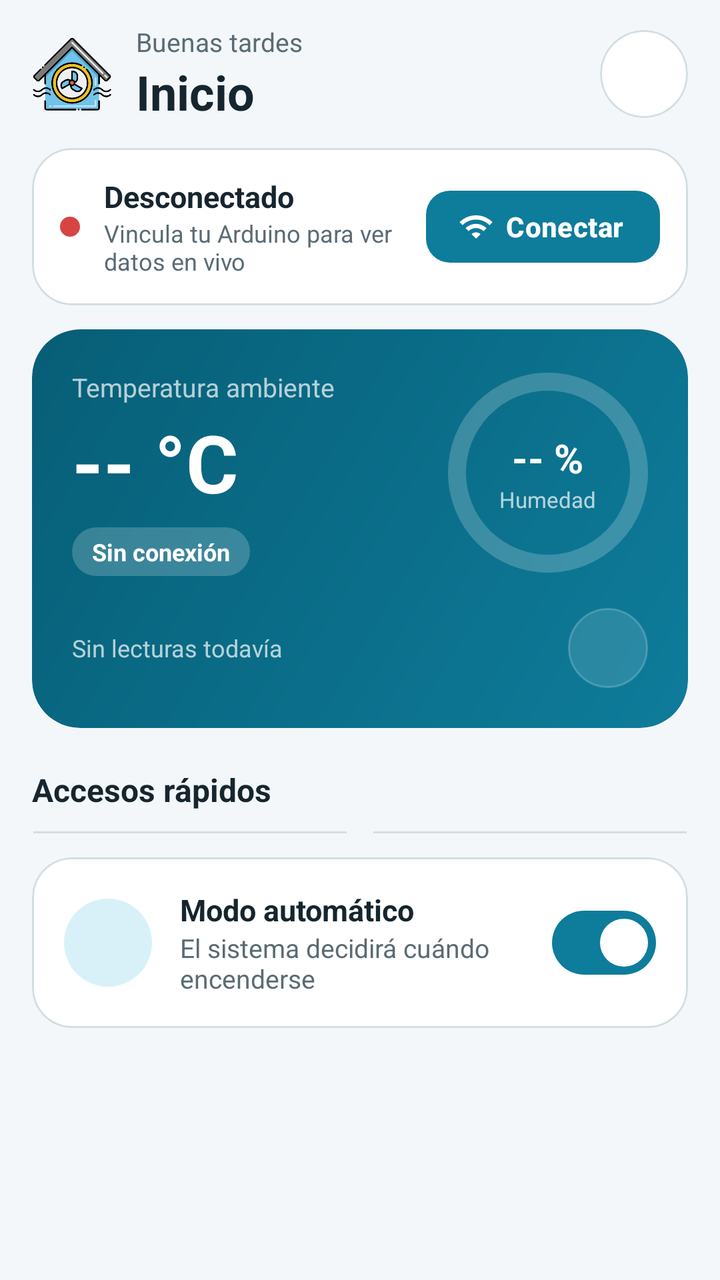
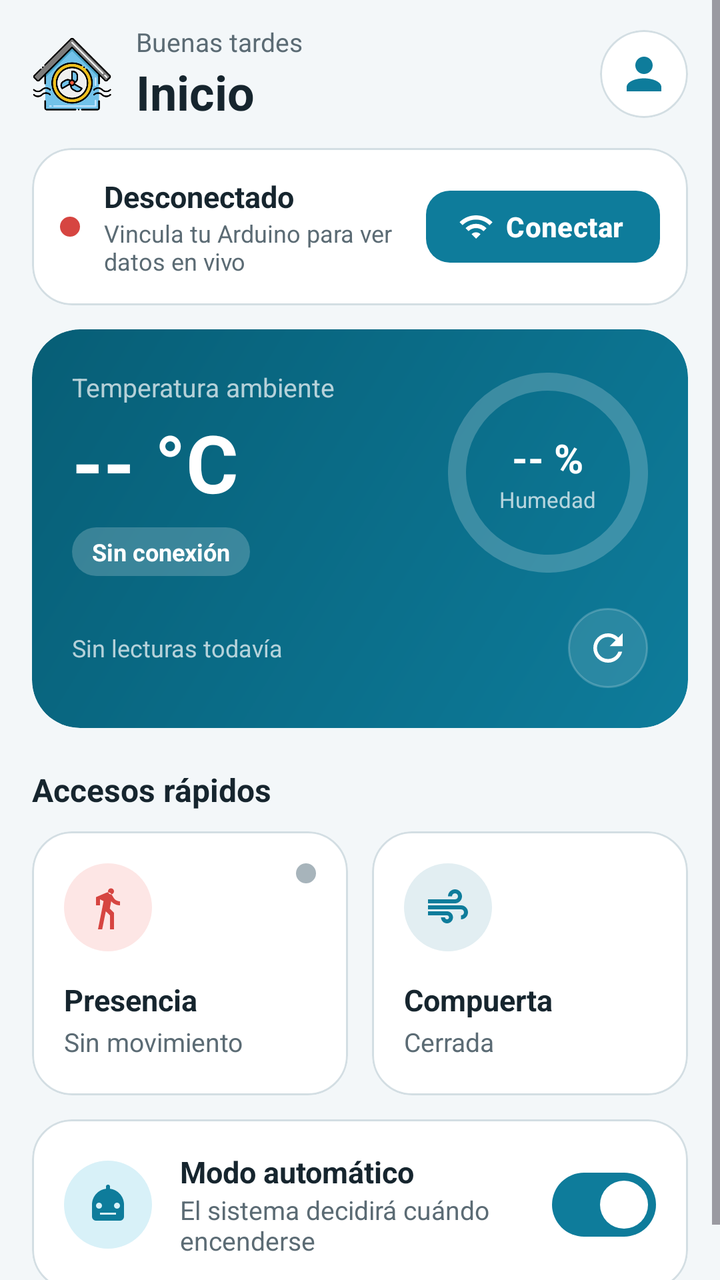

The first picture is an Android layout as it rendered before a commit; the second is the same layout after the commit. The layout source and the unified diff follow.
<!-- AndroidManifest.xml: application theme Theme.VentiladorAmbiental -->
<!-- res/layout/fragment_home.xml -->
<?xml version="1.0" encoding="utf-8"?>
<ScrollView xmlns:android="http://schemas.android.com/apk/res/android"
    xmlns:app="http://schemas.android.com/apk/res-auto"
    android:layout_width="match_parent"
    android:layout_height="match_parent"
    android:background="@color/background"
    android:clipToPadding="false"
    android:fillViewport="true">

    <LinearLayout
        android:id="@+id/contentLayout"
        android:layout_width="match_parent"
        android:layout_height="wrap_content"
        android:orientation="vertical"
        android:paddingStart="16dp"
        android:paddingEnd="16dp"
        android:paddingBottom="24dp">

        
        <LinearLayout
            android:id="@+id/headerLayout"
            android:layout_width="match_parent"
            android:layout_height="wrap_content"
            android:gravity="center_vertical"
            android:orientation="horizontal"
            android:paddingTop="12dp"
            android:paddingBottom="8dp">
            <ImageView
                android:layout_width="40dp"
                android:layout_height="40dp"
                android:layout_marginEnd="12dp"
                android:contentDescription="@string/app_name"
                android:src="@drawable/logo_ventilador" />
            <LinearLayout
                android:layout_width="0dp"
                android:layout_height="wrap_content"
                android:layout_weight="1"
                android:orientation="vertical">

                <TextView
                android:id="@+id/txtGreeting"
                    android:layout_width="wrap_content"
                    android:layout_height="wrap_content"
                    android:text="Buenas tardes"
                    android:textColor="@color/text_gray"
                    android:textSize="13sp" />

                <TextView
                    android:layout_width="wrap_content"
                    android:layout_height="wrap_content"
                    android:text="Inicio"
                    android:textColor="@color/text_dark"
                    android:textSize="24sp"
                    android:textStyle="bold" />
            </LinearLayout>

            <com.google.android.material.card.MaterialCardView
                android:id="@+id/profileAvatarCard"
                style="@style/Widget.AeroSmart.Card"
                android:layout_width="44dp"
                android:layout_height="44dp"
                android:clickable="true"
                android:focusable="true"
                android:stateListAnimator="@animator/press_scale"
                app:cardCornerRadius="22dp">

                <ImageView
                    android:layout_width="match_parent"
                    android:layout_height="match_parent"
                    android:contentDescription="Perfil"
                    android:padding="9dp"
                    android:src="@drawable/ic_profile_placeholder" />
            </com.google.android.material.card.MaterialCardView>
        </LinearLayout>

        <com.google.android.material.card.MaterialCardView
            android:id="@+id/cardConnection"
            style="@style/Widget.AeroSmart.Card"
            android:layout_width="match_parent"
            android:layout_height="wrap_content"
            android:layout_marginTop="4dp">

            <LinearLayout
                android:layout_width="match_parent"
                android:layout_height="wrap_content"
                android:gravity="center_vertical"
                android:orientation="horizontal"
                android:padding="14dp">

                <View
                    android:id="@+id/viewStatusDot"
                    android:layout_width="10dp"
                    android:layout_height="10dp"
                    android:layout_marginEnd="12dp"
                    android:background="@drawable/circle_red" />

                <LinearLayout
                    android:layout_width="0dp"
                    android:layout_height="wrap_content"
                    android:layout_marginEnd="8dp"
                    android:layout_weight="1"
                    android:orientation="vertical">

                    <TextView
                        android:id="@+id/txtStatus"
                        android:layout_width="wrap_content"
                        android:layout_height="wrap_content"
                        android:text="@string/status_disconnected"
                        android:textColor="@color/text_dark"
                        android:textSize="15sp"
                        android:textStyle="bold" />

                    <TextView
                        android:id="@+id/txtStatusHint"
                        android:layout_width="wrap_content"
                        android:layout_height="wrap_content"
                        android:text="Vincula tu Arduino para ver datos en vivo"
                        android:textColor="@color/text_gray"
                        android:textSize="12sp" />
                </LinearLayout>

                <com.google.android.material.button.MaterialButton
                    android:id="@+id/btnConnect"
                    style="@style/Widget.AeroSmart.Button.Small"
                    app:icon="@drawable/ic_wifi"
                    android:layout_width="wrap_content"
                    android:layout_height="wrap_content"
                    android:text="@string/connect" />
            </LinearLayout>
        </com.google.android.material.card.MaterialCardView>

        
        <com.google.android.material.card.MaterialCardView
            android:id="@+id/cardHero"
            android:layout_width="match_parent"
            android:layout_height="wrap_content"
            android:layout_marginTop="12dp"
            app:cardBackgroundColor="@android:color/transparent"
            app:cardCornerRadius="24dp"
            app:cardElevation="0dp"
            app:strokeWidth="0dp">

            <LinearLayout
                android:layout_width="match_parent"
                android:layout_height="wrap_content"
                android:background="@drawable/bg_hero"
                android:orientation="vertical"
                android:padding="20dp">

                <LinearLayout
                    android:layout_width="match_parent"
                    android:layout_height="wrap_content"
                    android:gravity="center_vertical"
                    android:orientation="horizontal">

                    <LinearLayout
                        android:layout_width="0dp"
                        android:layout_height="wrap_content"
                        android:layout_weight="1"
                        android:orientation="vertical">

                        <TextView
                            android:layout_width="wrap_content"
                            android:layout_height="wrap_content"
                            android:text="Temperatura ambiente"
                            android:textColor="@color/white_70"
                            android:textSize="13sp" />

                        <TextView
                            android:id="@+id/txtTemperature"
                            android:layout_width="wrap_content"
                            android:layout_height="wrap_content"
                            android:layout_marginTop="2dp"
                            android:maxLines="1"
                            android:text="@string/default_temperature"
                            android:textColor="@color/on_primary"
                            android:textSize="40sp"
                            android:textStyle="bold" />

                        <TextView
                            android:id="@+id/txtComfort"
                            android:layout_width="wrap_content"
                            android:layout_height="wrap_content"
                            android:layout_marginTop="6dp"
                            android:background="@drawable/bg_pill_glass"
                            android:paddingStart="10dp"
                            android:paddingTop="4dp"
                            android:paddingEnd="10dp"
                            android:paddingBottom="4dp"
                            android:text="Sin conexión"
                            android:textColor="@color/on_primary"
                            android:textSize="12sp"
                            android:textStyle="bold" />
                    </LinearLayout>

                    <FrameLayout
                        android:layout_width="100dp"
                        android:layout_height="100dp">

                        <com.google.android.material.progressindicator.CircularProgressIndicator
                            android:id="@+id/gaugeHumidity"
                            android:layout_width="wrap_content"
                            android:layout_height="wrap_content"
                            android:layout_gravity="center"
                            android:max="100"
                            android:progress="0"
                            app:indicatorColor="@color/sky"
                            app:indicatorSize="100dp"
                            app:trackColor="@color/white_20"
                            app:trackCornerRadius="6dp"
                            app:trackThickness="9dp" />

                        <LinearLayout
                            android:layout_width="wrap_content"
                            android:layout_height="wrap_content"
                            android:layout_gravity="center"
                            android:gravity="center_horizontal"
                            android:orientation="vertical">

                            <TextView
                                android:id="@+id/txtHumidity"
                                android:layout_width="wrap_content"
                                android:layout_height="wrap_content"
                                android:text="@string/default_humidity"
                                android:textColor="@color/on_primary"
                                android:textSize="20sp"
                                android:textStyle="bold" />

                            <TextView
                                android:layout_width="wrap_content"
                                android:layout_height="wrap_content"
                                android:text="Humedad"
                                android:textColor="@color/white_70"
                                android:textSize="11sp" />
                        </LinearLayout>
                    </FrameLayout>
                </LinearLayout>

                <LinearLayout
                    android:layout_width="match_parent"
                    android:layout_height="wrap_content"
                    android:layout_marginTop="16dp"
                    android:gravity="center_vertical"
                    android:orientation="horizontal">

                    <TextView
                        android:id="@+id/txtLastUpdate"
                        android:layout_width="0dp"
                        android:layout_height="wrap_content"
                        android:layout_weight="1"
                        android:text="Sin lecturas todavía"
                        android:textColor="@color/white_70"
                        android:textSize="12sp" />

                    <ImageButton
                        android:id="@+id/btnRefresh"
                        android:layout_width="40dp"
                        android:layout_height="40dp"
                        android:background="@drawable/bg_glass_circle"
                        android:contentDescription="Actualizar lecturas"
                        android:padding="9dp"
                        android:scaleType="fitCenter"
                        android:src="@drawable/ic_refresh"
                        android:stateListAnimator="@animator/press_scale"
                        app:tint="@color/on_primary" />
                </LinearLayout>
            </LinearLayout>
        </com.google.android.material.card.MaterialCardView>

        <TextView
            android:layout_width="wrap_content"
            android:layout_height="wrap_content"
            android:layout_marginTop="20dp"
            android:layout_marginBottom="10dp"
            android:text="Accesos rápidos"
            android:textColor="@color/text_dark"
            android:textSize="16sp"
            android:textStyle="bold" />

        <LinearLayout
            android:layout_width="match_parent"
            android:layout_height="wrap_content"
            android:baselineAligned="false"
            android:orientation="horizontal">
            <com.google.android.material.card.MaterialCardView
                android:id="@+id/cardPIR"
                style="@style/Widget.AeroSmart.Card"
                android:layout_width="0dp"
                android:layout_height="match_parent"
                android:layout_weight="1"
                android:clickable="true"
                android:focusable="true"
                android:stateListAnimator="@animator/press_scale">

                <LinearLayout
                    android:layout_width="match_parent"
                    android:layout_height="wrap_content"
                    android:orientation="vertical"
                    android:padding="16dp">

                    <FrameLayout
                        android:layout_width="match_parent"
                        android:layout_height="wrap_content">
                        <FrameLayout
                            android:layout_width="44dp"
                            android:layout_height="44dp"
                            android:background="@drawable/bg_circle_pir">

                            <ImageView
                                android:layout_width="24dp"
                                android:layout_height="24dp"
                                android:layout_gravity="center"
                                android:importantForAccessibility="no"
                                android:src="@drawable/ic_walk" />
                        </FrameLayout>
                    <View
                        android:id="@+id/viewLedPIR"
                        android:layout_width="10dp"
                        android:layout_height="10dp"
                        android:layout_gravity="top|end"
                        android:background="@drawable/circle_gray" />
                    </FrameLayout>

                    <TextView
                        android:layout_width="wrap_content"
                        android:layout_height="wrap_content"
                        android:layout_marginTop="14dp"
                        android:text="Presencia"
                        android:textColor="@color/text_dark"
                        android:textSize="15sp"
                        android:textStyle="bold" />

                    <TextView
                        android:id="@+id/txtPIRStatus"
                        android:layout_width="wrap_content"
                        android:layout_height="wrap_content"
                        android:layout_marginTop="2dp"
                        android:text="Sin movimiento"
                        android:textColor="@color/text_gray"
                        android:textSize="13sp" />
                </LinearLayout>
            </com.google.android.material.card.MaterialCardView>

            <Space
                android:layout_width="12dp"
                android:layout_height="1dp" />
            <com.google.android.material.card.MaterialCardView
                android:id="@+id/btnVentToggle"
                style="@style/Widget.AeroSmart.Card"
                android:layout_width="0dp"
                android:layout_height="match_parent"
                android:layout_weight="1"
                android:clickable="true"
                android:focusable="true"
                android:stateListAnimator="@animator/press_scale">

                <LinearLayout
                    android:layout_width="match_parent"
                    android:layout_height="wrap_content"
                    android:orientation="vertical"
                    android:padding="16dp">

                    <FrameLayout
                        android:layout_width="match_parent"
                        android:layout_height="wrap_content">
                        <FrameLayout
                            android:layout_width="44dp"
                            android:layout_height="44dp"
                            android:background="@drawable/bg_circle_vent">

                            <ImageView
                                android:layout_width="24dp"
                                android:layout_height="24dp"
                                android:layout_gravity="center"
                                android:importantForAccessibility="no"
                                android:src="@drawable/ic_vent" />
                        </FrameLayout>

                    </FrameLayout>

                    <TextView
                        android:layout_width="wrap_content"
                        android:layout_height="wrap_content"
                        android:layout_marginTop="14dp"
                        android:text="Compuerta"
                        android:textColor="@color/text_dark"
                        android:textSize="15sp"
                        android:textStyle="bold" />

                    <TextView
                        android:id="@+id/txtServoStatus"
                        android:layout_width="wrap_content"
                        android:layout_height="wrap_content"
                        android:layout_marginTop="2dp"
                        android:text="Cerrada"
                        android:textColor="@color/text_gray"
                        android:textSize="13sp" />
                </LinearLayout>
            </com.google.android.material.card.MaterialCardView>
        </LinearLayout>

        <com.google.android.material.card.MaterialCardView
            android:id="@+id/cardAutoMode"
            style="@style/Widget.AeroSmart.Card"
            android:layout_width="match_parent"
            android:layout_height="wrap_content"
            android:layout_marginTop="12dp">

            <LinearLayout
                android:layout_width="match_parent"
                android:layout_height="wrap_content"
                android:gravity="center_vertical"
                android:orientation="horizontal"
                android:padding="16dp">
                <FrameLayout
                    android:layout_width="44dp"
                    android:layout_height="44dp"
                    android:background="@drawable/bg_circle_auto">

                    <ImageView
                        android:layout_width="24dp"
                        android:layout_height="24dp"
                        android:layout_gravity="center"
                        android:importantForAccessibility="no"
                        android:src="@drawable/ic_robot" />
                </FrameLayout>

                <LinearLayout
                    android:layout_width="0dp"
                    android:layout_height="wrap_content"
                    android:layout_marginStart="14dp"
                    android:layout_marginEnd="8dp"
                    android:layout_weight="1"
                    android:orientation="vertical">

                    <TextView
                        android:layout_width="wrap_content"
                        android:layout_height="wrap_content"
                        android:text="Modo automático"
                        android:textColor="@color/text_dark"
                        android:textSize="15sp"
                        android:textStyle="bold" />

                    <TextView
                        android:id="@+id/txtAutoStatus"
                        android:layout_width="wrap_content"
                        android:layout_height="wrap_content"
                        android:text="@string/auto_mode_desc"
                        android:textColor="@color/text_gray"
                        android:textSize="13sp" />
                </LinearLayout>

                <com.google.android.material.materialswitch.MaterialSwitch
                    android:id="@+id/switchAutoMode"
                    android:layout_width="wrap_content"
                    android:layout_height="wrap_content"
                    android:checked="true"
                    android:contentDescription="Modo automático" />
            </LinearLayout>
        </com.google.android.material.card.MaterialCardView>
    </LinearLayout>
</ScrollView>
<!-- resources referenced by this layout -->
<resources>
  <color name="background">#F3F7F9</color>
  <color name="on_primary">#FFFFFF</color>
  <color name="sky">#5FC0D8</color>
  <color name="text_dark">#16252E</color>
  <color name="text_gray">#5B6B74</color>
  <color name="white_20">#33FFFFFF</color>
  <color name="white_70">#B3FFFFFF</color>
  <!-- drawable bg_circle_pir (drawable) -->
  <?xml version="1.0" encoding="utf-8"?>
  <shape xmlns:android="http://schemas.android.com/apk/res/android" android:shape="oval">
      <solid android:color="@color/circle_bg_pir" />
  </shape>
  <!-- drawable ic_profile_placeholder (drawable) -->
  <vector xmlns:android="http://schemas.android.com/apk/res/android"
      android:width="24dp"
      android:height="24dp"
      android:viewportWidth="24"
      android:viewportHeight="24">
    <path
        android:fillColor="@color/primary"
        android:path="M12,4A4,4 0 0,1 16,8A4,4 0 0,1 12,12A4,4 0 0,1 8,8A4,4 0 0,1 12,4M12,14C16.42,14 20,15.79 20,18V20H4V18C4,15.79 7.58,14 12,14Z"/>
  </vector>
  <!-- drawable ic_refresh (drawable) -->
  <vector xmlns:android="http://schemas.android.com/apk/res/android"
      android:width="20dp"
      android:height="20dp"
      android:viewportWidth="24"
      android:viewportHeight="24">
    <path
        android:fillColor="@color/primary"
        android:path="M17.65,6.35C16.2,4.9 14.21,4 12,4A8,8 0 0,0 4,12A8,8 0 0,0 12,20C15.73,20 18.84,17.45 19.73,14H17.65C16.83,16.33 14.61,18 12,18A6,6 0 0,1 6,12A6,6 0 0,1 12,6C13.66,6 15.14,6.69 16.22,7.78L13,11H20V4L17.65,6.35Z"/>
  </vector>
  <!-- drawable ic_robot (drawable) -->
  <vector xmlns:android="http://schemas.android.com/apk/res/android"
      android:width="24dp"
      android:height="24dp"
      android:viewportWidth="24"
      android:viewportHeight="24">
    <path
        android:fillColor="@color/primary"
        android:path="M12,2A1,1 0 0,1 13,3V4.05C17.05,4.55 20,8 20,12V18A2,2 0 0,1 18,20H6A2,2 0 0,1 4,18V12C4,8 6.95,4.55 11,4.05V3A1,1 0 0,1 12,2M7.5,11A1.5,1.5 0 0,0 6,12.5A1.5,1.5 0 0,0 7.5,14A1.5,1.5 0 0,0 9,12.5A1.5,1.5 0 0,0 7.5,11M16.5,11A1.5,1.5 0 0,0 15,12.5A1.5,1.5 0 0,0 16.5,14A1.5,1.5 0 0,0 18,12.5A1.5,1.5 0 0,0 16.5,11M8,16V17H16V16H8Z"/>
  </vector>
  <!-- drawable ic_walk (drawable) -->
  <vector xmlns:android="http://schemas.android.com/apk/res/android"
      android:width="24dp"
      android:height="24dp"
      android:viewportWidth="24"
      android:viewportHeight="24">
    <path
        android:fillColor="@color/alert_red"
        android:path="M13.5,5.5A1.5,1.5 0 0,1 12,4A1.5,1.5 0 0,1 13.5,2.5A1.5,1.5 0 0,1 15,4A1.5,1.5 0 0,1 13.5,5.5M9.8,8.9L7,23H9.1L10.9,14L13,16V23H15V14.7L12.9,12.6L13.6,9C14.7,10.2 16.2,11 18,11V9C16.6,9 15.3,8.2 14.7,7L13.7,5.4C13.3,4.8 12.7,4.5 12,4.5C11.7,4.5 11.4,4.6 11.1,4.7L6,6.9V11H8V8L9.8,8.9Z"/>
  </vector>
  <string name="app_name">AeroSmart Home</string>
  <string name="auto_mode_desc">El sistema decidirá cuándo encenderse</string>
  <string name="connect">Conectar</string>
  <string name="default_humidity">-- %</string>
  <string name="default_temperature">-- °C</string>
  <string name="status_disconnected">Desconectado</string>
  <style name="Theme.VentiladorAmbiental" parent="Base.Theme.VentiladorAmbiental" />
  <color name="circle_bg_auto">#D8F1F8</color>
  <color name="circle_bg_pir">#FDE6E5</color>
  <color name="circle_bg_vent">#E2EEF2</color>
  <color name="white_12">#1FFFFFFF</color>
  <color name="primary">#0E7C9B</color>
  <color name="primary_dark">#075E76</color>
  <color name="neutral_dot">#A7B4BB</color>
  <color name="alert_red">#D64541</color>
  <color name="card_bg">#FFFFFF</color>
  <color name="outline">#D3DEE3</color>
  <color name="primary_container">#D8F1F8</color>
  <color name="sun">#F2C01A</color>
  <color name="sun_container">#FFF4CC</color>
  <color name="on_sun">#5C4700</color>
  <style name="ThemeOverlay.AeroSmart.BottomSheet" parent="ThemeOverlay.Material3.BottomSheetDialog">
          <item name="bottomSheetStyle">@style/Widget.AeroSmart.BottomSheet</item>
      </style>
  <!-- unchanged entries left out for length: 17 -->
</resources>

<!-- the commit's change to res/layout/fragment_home.xml (unified diff, before → after) -->
@@ -286,7 +286,8 @@
                 android:id="@+id/cardPIR"
                 style="@style/Widget.AeroSmart.Card"
                 android:layout_width="0dp"
-                android:layout_height="match_parent"
+                android:layout_height="wrap_content"
+                android:minHeight="132dp"
                 android:layout_weight="1"
                 android:clickable="true"
                 android:focusable="true"
@@ -348,7 +349,8 @@
                 android:id="@+id/btnVentToggle"
                 style="@style/Widget.AeroSmart.Card"
                 android:layout_width="0dp"
-                android:layout_height="match_parent"
+                android:layout_height="wrap_content"
+                android:minHeight="132dp"
                 android:layout_weight="1"
                 android:clickable="true"
                 android:focusable="true"
<!-- resource entries referenced after the edit -->
@@ -20,7 +20,7 @@
       android:viewportHeight="24">
     <path
         android:fillColor="@color/primary"
-        android:path="M12,4A4,4 0 0,1 16,8A4,4 0 0,1 12,12A4,4 0 0,1 8,8A4,4 0 0,1 12,4M12,14C16.42,14 20,15.79 20,18V20H4V18C4,15.79 7.58,14 12,14Z"/>
+        android:pathData="M12,4A4,4 0 0,1 16,8A4,4 0 0,1 12,12A4,4 0 0,1 8,8A4,4 0 0,1 12,4M12,14C16.42,14 20,15.79 20,18V20H4V18C4,15.79 7.58,14 12,14Z"/>
   </vector>
   <!-- drawable ic_refresh (drawable) -->
   <vector xmlns:android="http://schemas.android.com/apk/res/android"
@@ -30,7 +30,7 @@
       android:viewportHeight="24">
     <path
         android:fillColor="@color/primary"
-        android:path="M17.65,6.35C16.2,4.9 14.21,4 12,4A8,8 0 0,0 4,12A8,8 0 0,0 12,20C15.73,20 18.84,17.45 19.73,14H17.65C16.83,16.33 14.61,18 12,18A6,6 0 0,1 6,12A6,6 0 0,1 12,6C13.66,6 15.14,6.69 16.22,7.78L13,11H20V4L17.65,6.35Z"/>
+        android:pathData="M17.65,6.35C16.2,4.9 14.21,4 12,4A8,8 0 0,0 4,12A8,8 0 0,0 12,20C15.73,20 18.84,17.45 19.73,14H17.65C16.83,16.33 14.61,18 12,18A6,6 0 0,1 6,12A6,6 0 0,1 12,6C13.66,6 15.14,6.69 16.22,7.78L13,11H20V4L17.65,6.35Z"/>
   </vector>
   <!-- drawable ic_robot (drawable) -->
   <vector xmlns:android="http://schemas.android.com/apk/res/android"
@@ -40,7 +40,7 @@
       android:viewportHeight="24">
     <path
         android:fillColor="@color/primary"
-        android:path="M12,2A1,1 0 0,1 13,3V4.05C17.05,4.55 20,8 20,12V18A2,2 0 0,1 18,20H6A2,2 0 0,1 4,18V12C4,8 6.95,4.55 11,4.05V3A1,1 0 0,1 12,2M7.5,11A1.5,1.5 0 0,0 6,12.5A1.5,1.5 0 0,0 7.5,14A1.5,1.5 0 0,0 9,12.5A1.5,1.5 0 0,0 7.5,11M16.5,11A1.5,1.5 0 0,0 15,12.5A1.5,1.5 0 0,0 16.5,14A1.5,1.5 0 0,0 18,12.5A1.5,1.5 0 0,0 16.5,11M8,16V17H16V16H8Z"/>
+        android:pathData="M12,2A1,1 0 0,1 13,3V4.05C17.05,4.55 20,8 20,12V18A2,2 0 0,1 18,20H6A2,2 0 0,1 4,18V12C4,8 6.95,4.55 11,4.05V3A1,1 0 0,1 12,2M7.5,11A1.5,1.5 0 0,0 6,12.5A1.5,1.5 0 0,0 7.5,14A1.5,1.5 0 0,0 9,12.5A1.5,1.5 0 0,0 7.5,11M16.5,11A1.5,1.5 0 0,0 15,12.5A1.5,1.5 0 0,0 16.5,14A1.5,1.5 0 0,0 18,12.5A1.5,1.5 0 0,0 16.5,11M8,16V17H16V16H8Z"/>
   </vector>
   <!-- drawable ic_walk (drawable) -->
   <vector xmlns:android="http://schemas.android.com/apk/res/android"
@@ -50,7 +50,7 @@
       android:viewportHeight="24">
     <path
         android:fillColor="@color/alert_red"
-        android:path="M13.5,5.5A1.5,1.5 0 0,1 12,4A1.5,1.5 0 0,1 13.5,2.5A1.5,1.5 0 0,1 15,4A1.5,1.5 0 0,1 13.5,5.5M9.8,8.9L7,23H9.1L10.9,14L13,16V23H15V14.7L12.9,12.6L13.6,9C14.7,10.2 16.2,11 18,11V9C16.6,9 15.3,8.2 14.7,7L13.7,5.4C13.3,4.8 12.7,4.5 12,4.5C11.7,4.5 11.4,4.6 11.1,4.7L6,6.9V11H8V8L9.8,8.9Z"/>
+        android:pathData="M13.5,5.5A1.5,1.5 0 0,1 12,4A1.5,1.5 0 0,1 13.5,2.5A1.5,1.5 0 0,1 15,4A1.5,1.5 0 0,1 13.5,5.5M9.8,8.9L7,23H9.1L10.9,14L13,16V23H15V14.7L12.9,12.6L13.6,9C14.7,10.2 16.2,11 18,11V9C16.6,9 15.3,8.2 14.7,7L13.7,5.4C13.3,4.8 12.7,4.5 12,4.5C11.7,4.5 11.4,4.6 11.1,4.7L6,6.9V11H8V8L9.8,8.9Z"/>
   </vector>
   <string name="app_name">AeroSmart Home</string>
   <string name="auto_mode_desc">El sistema decidirá cuándo encenderse</string>
